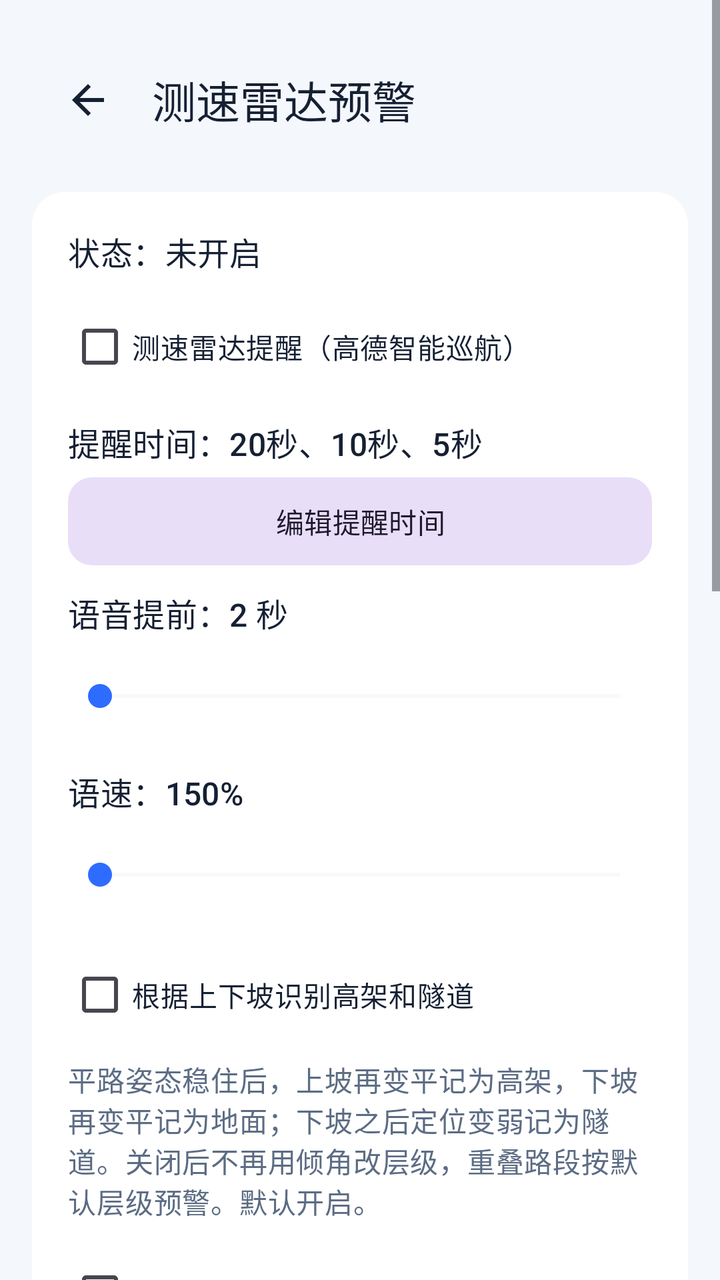
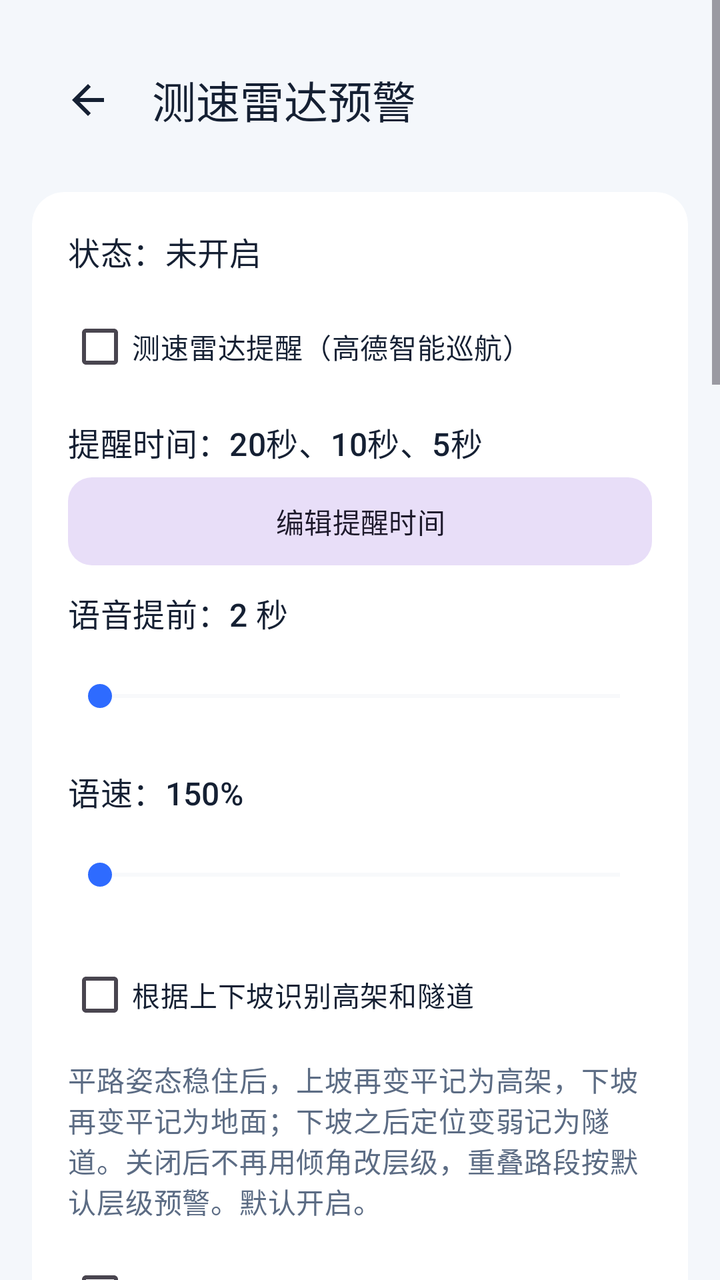

An Android layout rendered at two revisions. The XML below is the earlier revision; the diff shows what the commit changed to produce the second picture.
<!-- AndroidManifest.xml: application theme Theme.CarSpeed -->
<!-- res/layout/activity_radar_alert_settings.xml -->
<?xml version="1.0" encoding="utf-8"?>
<ScrollView xmlns:android="http://schemas.android.com/apk/res/android"
    xmlns:app="http://schemas.android.com/apk/res-auto"
    android:layout_width="match_parent"
    android:layout_height="match_parent"
    android:background="@color/brand_sand"
    android:fillViewport="true">

    <LinearLayout
        android:layout_width="match_parent"
        android:layout_height="wrap_content"
        android:orientation="vertical"
        android:paddingStart="16dp"
        android:paddingTop="18dp"
        android:paddingEnd="16dp"
        android:paddingBottom="24dp">

        <com.google.android.material.appbar.MaterialToolbar
            android:id="@+id/toolbar"
            android:layout_width="match_parent"
            android:layout_height="wrap_content"
            android:backgroundTint="@android:color/transparent"
            app:navigationIcon="@drawable/ic_nav_back"
            app:title="@string/radar_settings_title"
            app:titleTextColor="@color/text_primary" />

        <com.google.android.material.card.MaterialCardView
            style="@style/Widget.CarSpeed.Card"
            android:layout_width="match_parent"
            android:layout_height="wrap_content"
            android:layout_marginTop="14dp">

            <LinearLayout
                android:layout_width="match_parent"
                android:layout_height="wrap_content"
                android:orientation="vertical"
                android:padding="18dp">

                <TextView
                    android:id="@+id/tvRadarStatus"
                    android:layout_width="match_parent"
                    android:layout_height="wrap_content"
                    android:text="@string/radar_status_off"
                    android:textAppearance="@style/TextAppearance.CarSpeed.SectionTitle" />

                <com.google.android.material.checkbox.MaterialCheckBox
                    android:id="@+id/cbRadarAlert"
                    android:layout_width="match_parent"
                    android:layout_height="wrap_content"
                    android:layout_marginTop="12dp"
                    android:text="@string/radar_alert_toggle"
                    android:textColor="@color/text_primary" />

                <TextView
                    android:id="@+id/tvRadarThresholdsLabel"
                    android:layout_width="match_parent"
                    android:layout_height="wrap_content"
                    android:layout_marginTop="12dp"
                    android:text="@string/radar_thresholds_label_default"
                    android:textAppearance="@style/TextAppearance.CarSpeed.SectionTitle" />

                <com.google.android.material.button.MaterialButton
                    android:id="@+id/btnRadarThresholds"
                    style="@style/Widget.CarSpeed.Button.Tonal"
                    android:layout_width="match_parent"
                    android:layout_height="wrap_content"
                    android:layout_marginTop="6dp"
                    android:text="@string/radar_thresholds_edit" />

                <TextView
                    android:id="@+id/tvRadarLeadLabel"
                    android:layout_width="match_parent"
                    android:layout_height="wrap_content"
                    android:layout_marginTop="12dp"
                    android:text="@string/radar_lead_label_default"
                    android:textAppearance="@style/TextAppearance.CarSpeed.SectionTitle" />

                <SeekBar
                    android:id="@+id/sbRadarLeadSeconds"
                    android:layout_width="match_parent"
                    android:layout_height="wrap_content"
                    android:layout_marginTop="6dp"
                    android:max="10" />

                <TextView
                    android:id="@+id/tvRadarSpeechRateLabel"
                    android:layout_width="match_parent"
                    android:layout_height="wrap_content"
                    android:layout_marginTop="12dp"
                    android:text="@string/radar_speech_rate_label_default"
                    android:textAppearance="@style/TextAppearance.CarSpeed.SectionTitle" />

                <SeekBar
                    android:id="@+id/sbRadarSpeechRate"
                    android:layout_width="match_parent"
                    android:layout_height="wrap_content"
                    android:layout_marginTop="6dp"
                    android:max="220" />

                <com.google.android.material.checkbox.MaterialCheckBox
                    android:id="@+id/cbPitchRoadLayer"
                    android:layout_width="match_parent"
                    android:layout_height="wrap_content"
                    android:layout_marginTop="12dp"
                    android:text="@string/radar_pitch_road_layer"
                    android:textColor="@color/text_primary" />

                <TextView
                    android:layout_width="match_parent"
                    android:layout_height="wrap_content"
                    android:layout_marginTop="8dp"
                    android:text="@string/radar_pitch_road_layer_helper"
                    android:textAppearance="@style/TextAppearance.CarSpeed.Body" />

                <com.google.android.material.checkbox.MaterialCheckBox
                    android:id="@+id/cbSatelliteTunnel"
                    android:layout_width="match_parent"
                    android:layout_height="wrap_content"
                    android:layout_marginTop="12dp"
                    android:text="@string/radar_satellite_tunnel"
                    android:textColor="@color/text_primary" />

                <TextView
                    android:layout_width="match_parent"
                    android:layout_height="wrap_content"
                    android:layout_marginTop="8dp"
                    android:text="@string/radar_satellite_tunnel_helper"
                    android:textAppearance="@style/TextAppearance.CarSpeed.Body" />

                <com.google.android.material.checkbox.MaterialCheckBox
                    android:id="@+id/cbUnknownRoadElevated"
                    android:layout_width="match_parent"
                    android:layout_height="wrap_content"
                    android:layout_marginTop="12dp"
                    android:text="@string/radar_unknown_layer_elevated"
                    android:textColor="@color/text_primary" />

                <TextView
                    android:id="@+id/tvRoadLayerStatus"
                    android:layout_width="match_parent"
                    android:layout_height="wrap_content"
                    android:layout_marginTop="8dp"
                    android:text="@string/radar_road_layer_default_elevated"
                    android:textAppearance="@style/TextAppearance.CarSpeed.Body" />

                <TextView
                    android:layout_width="match_parent"
                    android:layout_height="wrap_content"
                    android:layout_marginTop="8dp"
                    android:text="@string/radar_unknown_layer_helper"
                    android:textAppearance="@style/TextAppearance.CarSpeed.Body" />

                <com.google.android.material.checkbox.MaterialCheckBox
                    android:id="@+id/cbRoadDivergenceCorrection"
                    android:layout_width="match_parent"
                    android:layout_height="wrap_content"
                    android:layout_marginTop="12dp"
                    android:text="@string/radar_divergence_correction"
                    android:textColor="@color/text_primary" />

                <TextView
                    android:layout_width="match_parent"
                    android:layout_height="wrap_content"
                    android:layout_marginTop="8dp"
                    android:text="@string/radar_divergence_correction_helper"
                    android:textAppearance="@style/TextAppearance.CarSpeed.Body" />

                <TextView
                    android:layout_width="match_parent"
                    android:layout_height="wrap_content"
                    android:layout_marginTop="12dp"
                    android:text="@string/radar_alert_helper"
                    android:textAppearance="@style/TextAppearance.CarSpeed.Body" />
            </LinearLayout>
        </com.google.android.material.card.MaterialCardView>
    </LinearLayout>
</ScrollView>
<!-- resources referenced by this layout -->
<resources>
  <color name="brand_sand">#F4F7FB</color>
  <color name="text_primary">#152033</color>
  <string name="radar_alert_helper">独立启动高德智能巡航，收到测速雷达点位后按当前车速估算到达时间并快速语音提醒；不需要开启行车录像，但需要定位、联网和前台通知。</string>
  <string name="radar_alert_toggle">测速雷达提醒（高德智能巡航）</string>
  <string name="radar_divergence_correction">重合路分开后，按实际路线回头修正层级</string>
  <string name="radar_divergence_correction_helper">高架和地面先重合、后面又分开时，用定位回头核对。例如高架接着左拐、地面继续直行，定位跟着左拐，就会把刚才误判成地面的那段改回高架。当前录像里已经写上的桥上、桥下也会一起改。还在上下坡，或者分不清是哪一条时，不会改。默认开启。</string>
  <string name="radar_lead_label_default">语音提前：2 秒</string>
  <string name="radar_pitch_road_layer">根据上下坡识别高架和隧道</string>
  <string name="radar_pitch_road_layer_helper">平路姿态稳住后，上坡再变平记为高架，下坡再变平记为地面；下坡之后定位变弱记为隧道。关闭后不再用倾角改层级，重叠路段按默认层级预警。默认开启。</string>
  <string name="radar_road_layer_default_elevated">重叠道路：按高架预警（默认最高层）</string>
  <string name="radar_satellite_tunnel">根据 GPS 卫星数识别隧道</string>
  <string name="radar_satellite_tunnel_helper">已经在地面，或下坡刚结束时：卫星颗数或信号强度基本没变，就记为地面，不记隧道；30 秒内从至少 6 颗掉到 3 颗及以下，或卫星信号中断，并持续约 3 秒，才改记为隧道。高架上少星不会改成隧道。回到正常星数并稳住约 15 秒后改回地面。关掉后仍按定位精度和中断判断隧道。需要同时开着上下坡识别。默认开启。</string>
  <string name="radar_settings_title">测速雷达预警</string>
  <string name="radar_speech_rate_label_default">语速：150%</string>
  <string name="radar_status_off">状态：未开启</string>
  <string name="radar_thresholds_edit">编辑提醒时间</string>
  <string name="radar_thresholds_label_default">提醒时间：20秒、10秒、5秒</string>
  <string name="radar_unknown_layer_elevated">重叠道路识别不出来时，按最高层预警</string>
  <string name="radar_unknown_layer_helper">用手机倾角识别上下匝道。平路姿态稳定 30 秒后记为基准；持续倾斜约 8 秒，再回到平路并稳住约 15 秒，就判定为上高架或下到地面。手机被拿起或重新固定后会重新学习。只区分一层高架和地面。取消勾选则识别不出来时按最底层预警。</string>
  <style name="TextAppearance.CarSpeed.Body" parent="TextAppearance.Material3.BodyMedium">
          <item name="android:textColor">@color/text_secondary</item>
      </style>
  <style name="TextAppearance.CarSpeed.SectionTitle" parent="TextAppearance.Material3.TitleMedium">
          <item name="android:textColor">@color/text_primary</item>
      </style>
  <style name="Widget.CarSpeed.Button.Tonal" parent="Widget.Material3.Button.TonalButton">
          <item name="cornerRadius">12dp</item>
          <item name="android:minHeight">44dp</item>
          <item name="android:insetTop">0dp</item>
          <item name="android:insetBottom">0dp</item>
      </style>
  <color name="text_secondary">#5C6C84</color>
  <color name="surface_primary">#FFFFFF</color>
  <color name="brand_blue">#2E6BFF</color>
  <color name="brand_teal">#1FB8A6</color>
  <style name="Widget.CarSpeed.Button" parent="Widget.Material3.Button">
          <item name="cornerRadius">12dp</item>
          <item name="android:minHeight">48dp</item>
          <item name="android:insetTop">0dp</item>
          <item name="android:insetBottom">0dp</item>
      </style>
  <style name="Widget.CarSpeed.ProgressBar" parent="Widget.AppCompat.ProgressBar.Horizontal">
          <item name="android:progressTint">@color/brand_blue</item>
          <item name="android:progressBackgroundTint">@color/divider_soft</item>
          <item name="android:minHeight">4dp</item>
      </style>
  <color name="divider_soft">#E4E9F0</color>
  <color name="surface_secondary">#EAF0F8</color>
  <!-- unchanged entries left out for length: 8 -->
</resources>

<!-- the commit's change to res/layout/activity_radar_alert_settings.xml (unified diff, before → after) -->
@@ -173,5 +173,135 @@
                     android:textAppearance="@style/TextAppearance.CarSpeed.Body" />
             </LinearLayout>
         </com.google.android.material.card.MaterialCardView>
+
+        <com.google.android.material.card.MaterialCardView
+            style="@style/Widget.CarSpeed.Card"
+            android:layout_width="match_parent"
+            android:layout_height="wrap_content"
+            android:layout_marginTop="14dp">
+
+            <LinearLayout
+                android:layout_width="match_parent"
+                android:layout_height="wrap_content"
+                android:orientation="vertical"
+                android:padding="18dp">
+
+                <com.google.android.material.checkbox.MaterialCheckBox
+                    android:id="@+id/cbClearStretch"
+                    android:layout_width="match_parent"
+                    android:layout_height="wrap_content"
+                    android:text="@string/radar_clear_stretch"
+                    android:textColor="@color/text_primary" />
+
+                <TextView
+                    android:layout_width="match_parent"
+                    android:layout_height="wrap_content"
+                    android:layout_marginTop="8dp"
+                    android:text="@string/radar_clear_stretch_helper"
+                    android:textAppearance="@style/TextAppearance.CarSpeed.Body" />
+
+                <LinearLayout
+                    android:id="@+id/rowClearStretch"
+                    android:layout_width="match_parent"
+                    android:layout_height="wrap_content"
+                    android:layout_marginTop="12dp"
+                    android:orientation="vertical">
+
+                    <TextView
+                        android:id="@+id/tvClearStretchSpanLabel"
+                        android:layout_width="match_parent"
+                        android:layout_height="wrap_content"
+                        android:text="@string/radar_clear_stretch_span_label"
+                        android:textAppearance="@style/TextAppearance.CarSpeed.SectionTitle" />
+
+                    <Button
+                        android:id="@+id/btnClearStretchSpan"
+                        style="@style/Widget.CarSpeed.Button.Tonal"
+                        android:layout_width="match_parent"
+                        android:layout_height="wrap_content"
+                        android:layout_marginTop="6dp" />
+
+                    <TextView
+                        android:id="@+id/tvClearStretchIntervalLabel"
+                        android:layout_width="match_parent"
+                        android:layout_height="wrap_content"
+                        android:layout_marginTop="12dp"
+                        android:text="@string/radar_clear_stretch_interval_label"
+                        android:textAppearance="@style/TextAppearance.CarSpeed.SectionTitle" />
+
+                    <Button
+                        android:id="@+id/btnClearStretchInterval"
+                        style="@style/Widget.CarSpeed.Button.Tonal"
+                        android:layout_width="match_parent"
+                        android:layout_height="wrap_content"
+                        android:layout_marginTop="6dp" />
+
+                    <TextView
+                        android:id="@+id/tvClearStretchSpeedLabel"
+                        android:layout_width="match_parent"
+                        android:layout_height="wrap_content"
+                        android:layout_marginTop="12dp"
+                        android:text="@string/radar_clear_stretch_speed_label"
+                        android:textAppearance="@style/TextAppearance.CarSpeed.SectionTitle" />
+
+                    <Button
+                        android:id="@+id/btnClearStretchSpeed"
+                        style="@style/Widget.CarSpeed.Button.Tonal"
+                        android:layout_width="match_parent"
+                        android:layout_height="wrap_content"
+                        android:layout_marginTop="6dp" />
+
+                    <TextView
+                        android:id="@+id/tvClearStretchEstimate"
+                        android:layout_width="match_parent"
+                        android:layout_height="wrap_content"
+                        android:layout_marginTop="10dp"
+                        android:textAppearance="@style/TextAppearance.CarSpeed.Body" />
+                </LinearLayout>
+            </LinearLayout>
+        </com.google.android.material.card.MaterialCardView>
+
+        <com.google.android.material.card.MaterialCardView
+            style="@style/Widget.CarSpeed.Card"
+            android:layout_width="match_parent"
+            android:layout_height="wrap_content"
+            android:layout_marginTop="14dp">
+
+            <LinearLayout
+                android:layout_width="match_parent"
+                android:layout_height="wrap_content"
+                android:orientation="vertical"
+                android:padding="18dp">
+
+                <com.google.android.material.checkbox.MaterialCheckBox
+                    android:id="@+id/cbRadarTrace"
+                    android:layout_width="match_parent"
+                    android:layout_height="wrap_content"
+                    android:text="@string/radar_trace_toggle"
+                    android:textColor="@color/text_primary" />
+
+                <TextView
+                    android:layout_width="match_parent"
+                    android:layout_height="wrap_content"
+                    android:layout_marginTop="8dp"
+                    android:text="@string/radar_trace_helper"
+                    android:textAppearance="@style/TextAppearance.CarSpeed.Body" />
+
+                <TextView
+                    android:id="@+id/tvRadarTraceStatus"
+                    android:layout_width="match_parent"
+                    android:layout_height="wrap_content"
+                    android:layout_marginTop="8dp"
+                    android:textAppearance="@style/TextAppearance.CarSpeed.Body" />
+
+                <Button
+                    android:id="@+id/btnRadarTraceClear"
+                    style="@style/Widget.CarSpeed.Button.Tonal"
+                    android:layout_width="match_parent"
+                    android:layout_height="wrap_content"
+                    android:layout_marginTop="12dp"
+                    android:text="@string/radar_trace_clear" />
+            </LinearLayout>
+        </com.google.android.material.card.MaterialCardView>
     </LinearLayout>
 </ScrollView>
<!-- resource entries referenced after the edit -->
@@ -4,6 +4,11 @@
   <color name="text_primary">#152033</color>
   <string name="radar_alert_helper">独立启动高德智能巡航，收到测速雷达点位后按当前车速估算到达时间并快速语音提醒；不需要开启行车录像，但需要定位、联网和前台通知。</string>
   <string name="radar_alert_toggle">测速雷达提醒（高德智能巡航）</string>
+  <string name="radar_clear_stretch">经过雷达后，前方一段路没有测速就持续提醒</string>
+  <string name="radar_clear_stretch_helper">刚经过一个测速雷达后，如果后面连续这么远都没有雷达，就按下面的间隔反复播报还剩多少米没有测速。前方又出现雷达，或剩余不足 100 米时自动停止。</string>
+  <string name="radar_clear_stretch_interval_label">每隔多少秒提醒一次</string>
+  <string name="radar_clear_stretch_span_label">连续多少米没有测速就提醒</string>
+  <string name="radar_clear_stretch_speed_label">按这个速度估算跑完要多久</string>
   <string name="radar_divergence_correction">重合路分开后，按实际路线回头修正层级</string>
   <string name="radar_divergence_correction_helper">高架和地面先重合、后面又分开时，用定位回头核对。例如高架接着左拐、地面继续直行，定位跟着左拐，就会把刚才误判成地面的那段改回高架。当前录像里已经写上的桥上、桥下也会一起改。还在上下坡，或者分不清是哪一条时，不会改。默认开启。</string>
   <string name="radar_lead_label_default">语音提前：2 秒</string>
@@ -17,6 +22,9 @@
   <string name="radar_status_off">状态：未开启</string>
   <string name="radar_thresholds_edit">编辑提醒时间</string>
   <string name="radar_thresholds_label_default">提醒时间：20秒、10秒、5秒</string>
+  <string name="radar_trace_clear">清空预警留档</string>
+  <string name="radar_trace_helper">把每次预警的时间、定位、方向、道路层级、高德原始点位和修正后的点位写进 app 私有目录，用来事后核对播报和现场雷达是否对得上。只有调试版默认开启。</string>
+  <string name="radar_trace_toggle">记录每次预警的明细（调试用）</string>
   <string name="radar_unknown_layer_elevated">重叠道路识别不出来时，按最高层预警</string>
   <string name="radar_unknown_layer_helper">用手机倾角识别上下匝道。平路姿态稳定 30 秒后记为基准；持续倾斜约 8 秒，再回到平路并稳住约 15 秒，就判定为上高架或下到地面。手机被拿起或重新固定后会重新学习。只区分一层高架和地面。取消勾选则识别不出来时按最底层预警。</string>
   <style name="TextAppearance.CarSpeed.Body" parent="TextAppearance.Material3.BodyMedium">
